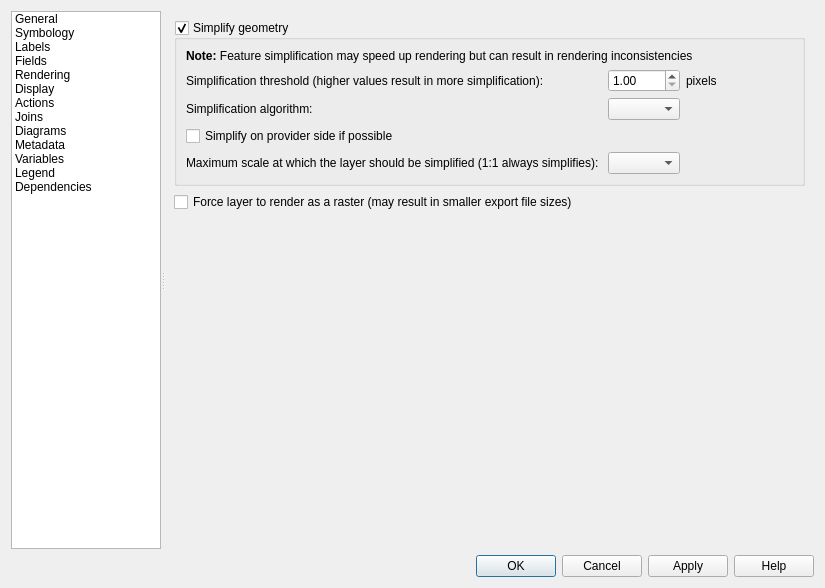
This is src/ui/qgsvectorlayerpropertiesbase.ui in qgis/QGIS as Qt 5 draws it before an edit. The edited form follows.
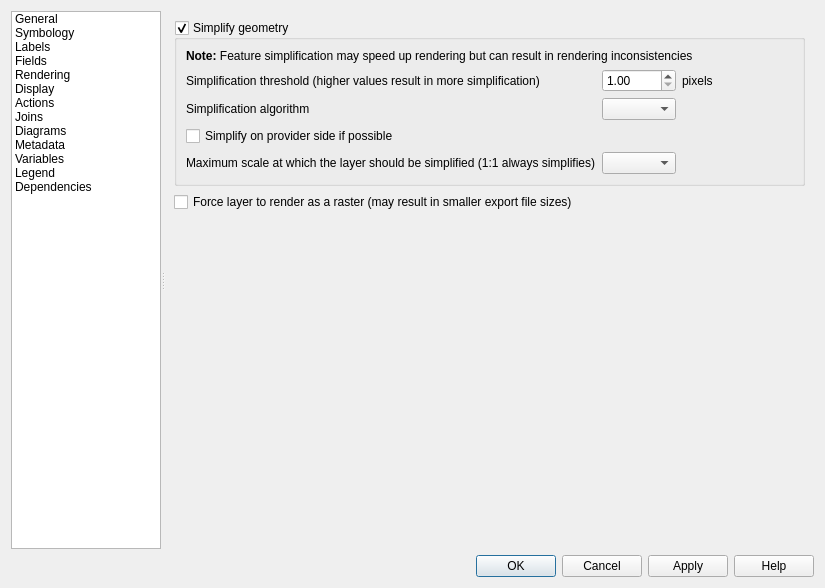
This is the edited form. The open tabs and pages were chosen to show the change. Icons and pictures are not drawn. Custom widgets are drawn as their Qt base class.

Commit message: Fix dialogs which violate HIG (use of : at end of label)

```diff
--- a/src/ui/qgsvectorlayerpropertiesbase.ui
+++ b/src/ui/qgsvectorlayerpropertiesbase.ui
@@ -791,7 +791,7 @@
                   <item row="1" column="1">
                    <widget class="QLabel" name="label_56">
                     <property name="text">
-                     <string>Simplification threshold (higher values result in more simplification): </string>
+                     <string>Simplification threshold (higher values result in more simplification)</string>
                     </property>
                     <property name="margin">
                      <number>2</number>
@@ -849,7 +849,7 @@
                      <string>This algorithm only is applied to simplify on local side</string>
                     </property>
                     <property name="text">
-                     <string>Simplification algorithm: </string>
+                     <string>Simplification algorithm</string>
                     </property>
                     <property name="margin">
                      <number>2</number>
@@ -869,7 +869,7 @@
                   <item row="4" column="1">
                    <widget class="QLabel" name="mSimplifyMaxScaleLabel">
                     <property name="text">
-                     <string>Maximum scale at which the layer should be simplified (1:1 always simplifies): </string>
+                     <string>Maximum scale at which the layer should be simplified (1:1 always simplifies)</string>
                     </property>
                     <property name="margin">
                      <number>2</number>
```
The commit also changes 26 other files.
